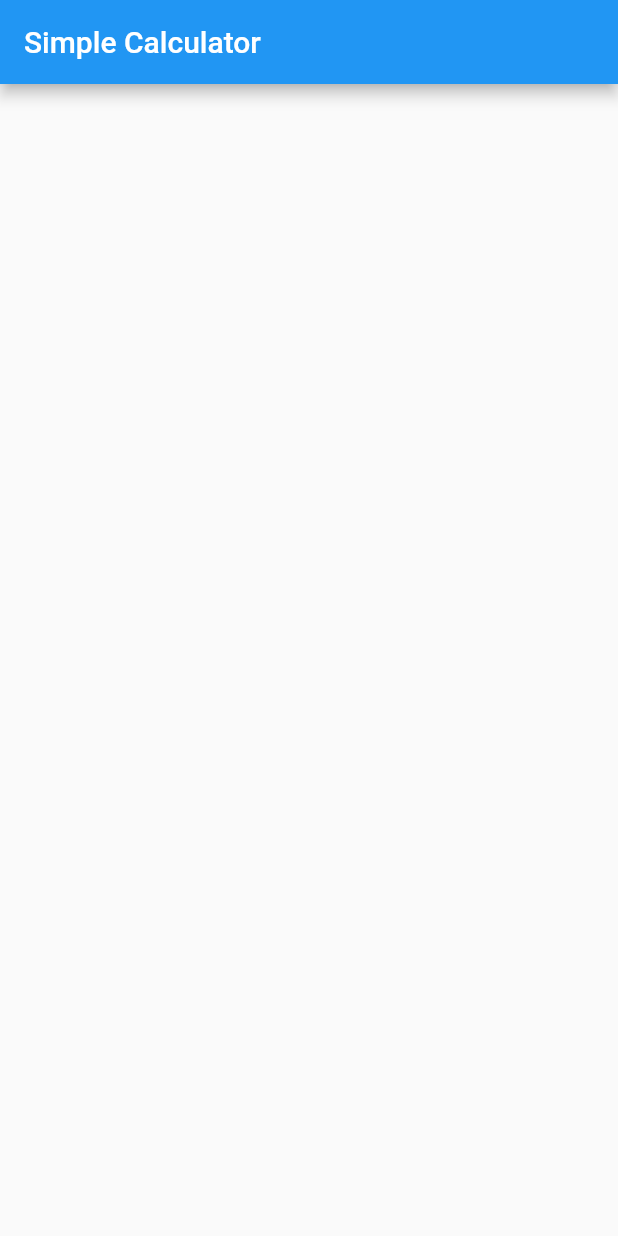
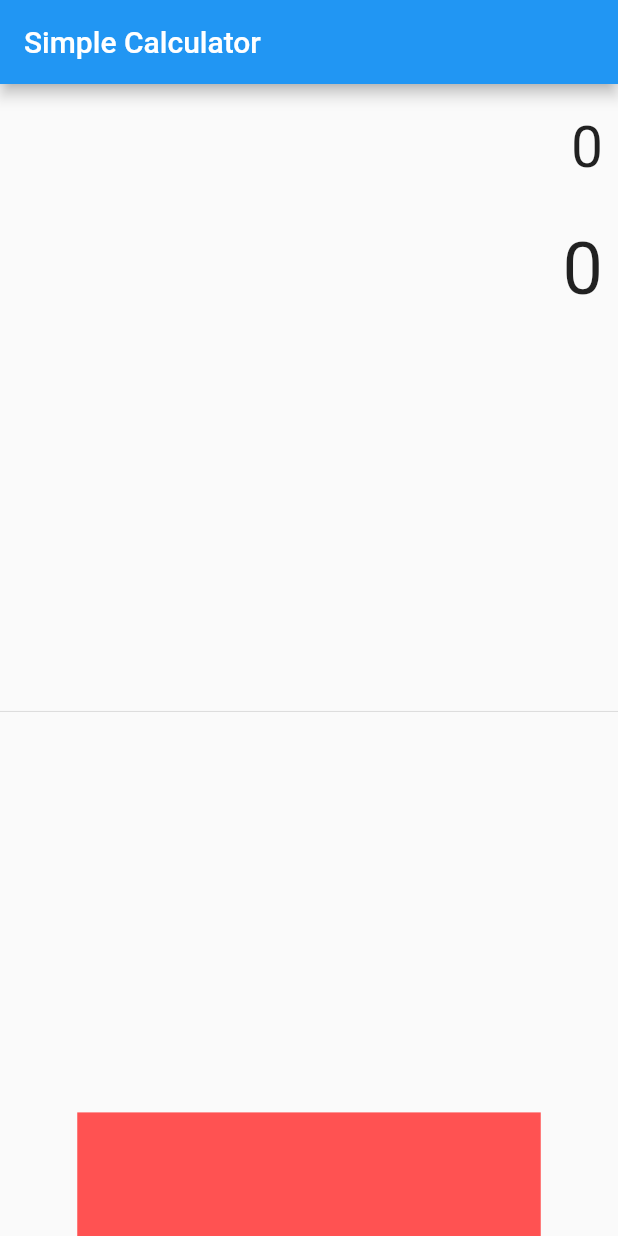
Before and after one commit to Lakshmikanth-472/SimpleCalculator, a Flutter app: the screen it shows after launch, on a phone screen of 412 x 824 dp. Run offline on Flutter 3.47's test engine with Material 2 defaults, Android fonts, the phone set to English and light mode, and no system bars.

Commit message:
second commit

```diff
--- a/lib/main.dart
+++ b/lib/main.dart
@@ -35,9 +35,61 @@ children:<Widget> [
 Container(
   alignment:Alignment.centerRight,
   padding: EdgeInsets.fromLTRB(10,20, 10, 0),
+  child: Text("0",style: TextStyle(fontSize: 38),),
 
 
-)
+),
+Container(
+  alignment:Alignment.centerRight,
+  padding: EdgeInsets.fromLTRB(10,30, 10, 0),
+  child: Text("0",style: TextStyle(fontSize: 48),),//To display the zero on the screen
+
+
+),
+//Dividing the screen into halves
+Expanded //Top part of the screen
+(child:Divider()
+
+
+
+
+),
+//Bottom part
+Row(
+  mainAxisAlignment: MainAxisAlignment.center,
+  children: <Widget>[
+    Container(
+      width: MediaQuery.of(context).size.width*.75,//Covering the 75 percent of the screen
+      child: Table(
+          children: [
+            TableRow(
+              children: [
+                Container(
+
+                    height: MediaQuery.of(context).size.height*0.1,
+                    color: Colors.redAccent,
+                    child:FlatButton()
+
+
+                ),
+              ],
+            ),
+
+
+
+          ],
+      ),
+    ),
+
+
+
+  ],
+),
+
+
+
+
+
 ],
 
 
```
